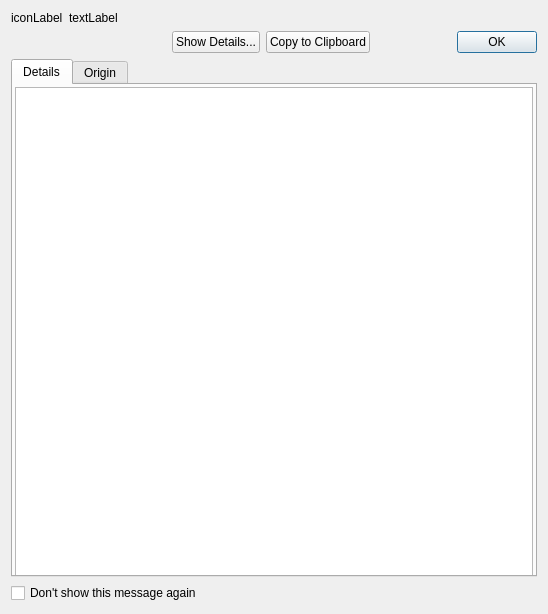
Above: lib/taurus/qt/qtgui/panel/ui/TaurusMessagePanel.ui from taurus-org/taurus before the change. Below: the same form after it.
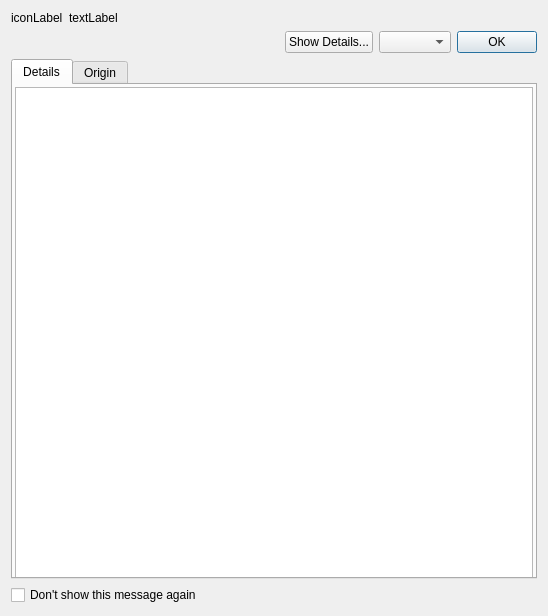
That is the form after the change.

The edit to the form file:
```diff
--- a/lib/taurus/qt/qtgui/panel/ui/TaurusMessagePanel.ui
+++ b/lib/taurus/qt/qtgui/panel/ui/TaurusMessagePanel.ui
@@ -7,7 +7,7 @@
     <x>0</x>
     <y>0</y>
     <width>548</width>
-    <height>614</height>
+    <height>616</height>
    </rect>
   </property>
   <property name="windowTitle">
@@ -87,7 +87,7 @@
    </item>
    <item row="3" column="0" colspan="3">
     <widget class="QWidget" name="buttonPanelWidget" native="true">
-     <layout class="QHBoxLayout" name="horizontalLayout">
+     <layout class="QHBoxLayout" name="horizontalLayout" stretch="1,0,0,0">
       <property name="margin">
        <number>0</number>
       </property>
@@ -115,9 +115,9 @@
        </widget>
       </item>
       <item>
-       <widget class="QPushButton" name="copyClipboardButton">
-        <property name="text">
-         <string>Copy to Clipboard</string>
+       <widget class="QComboBox" name="reportComboBox">
+        <property name="toolTip">
+         <string>Report error message</string>
         </property>
        </widget>
       </item>
```
